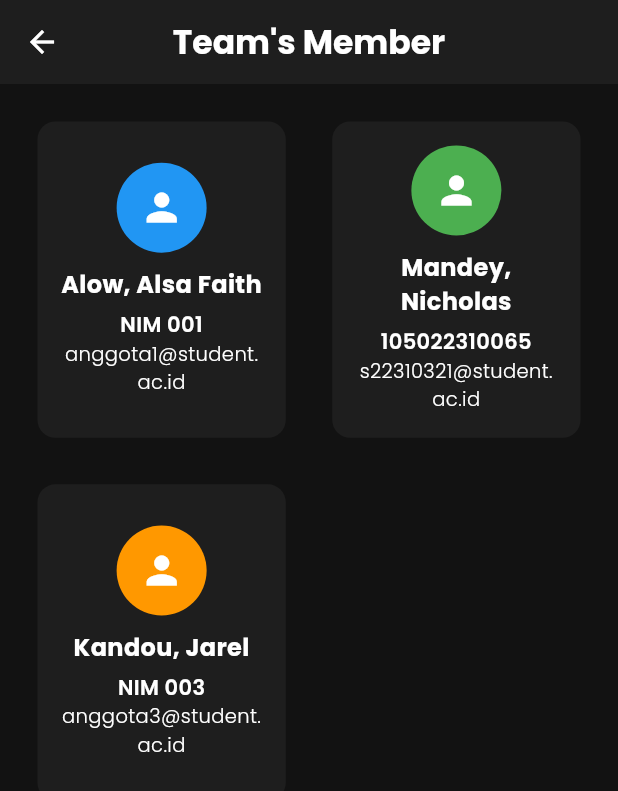
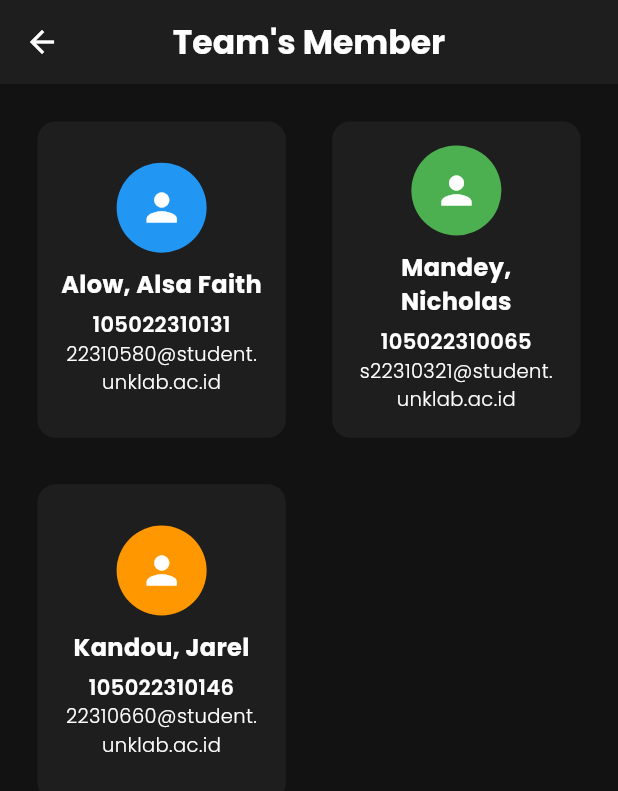
Before and after one commit to nicholas301205/MovieList, a Flutter app: the ContactPage screen opened directly, on a phone screen of 412 x 824 dp. Shown: the top 791 px of the screen. Run offline on Flutter 3.47's test engine with Material 3 defaults, Android fonts, the phone set to English and light mode, and no system bars.

Commit message:
Update in Contact Page

```diff
--- a/lib/pages/contact.dart
+++ b/lib/pages/contact.dart
@@ -26,20 +26,20 @@ class ContactPage extends StatelessWidget {
           children: [
             _buildMemberCard(
               nama: "Alow, Alsa Faith",
-              nim: "NIM 001",
-              email: "anggota1@student.ac.id",
+              nim: "105022310131",
+              email: "22310580@student.unklab.ac.id",
               iconColor: Colors.blue,
             ),
             _buildMemberCard(
               nama: "Mandey, Nicholas",
               nim: "105022310065",
-              email: "s22310321@student.ac.id",
+              email: "s22310321@student.unklab.ac.id",
               iconColor: Colors.green,
             ),
             _buildMemberCard(
               nama: "Kandou, Jarel",
-              nim: "NIM 003",
-              email: "anggota3@student.ac.id",
+              nim: "105022310146",
+              email: "22310660@student.unklab.ac.id",
               iconColor: Colors.orange,
             ),
           ],
--- a/lib/pages/detail.dart
+++ b/lib/pages/detail.dart
@@ -29,7 +29,7 @@ class DetailPage extends StatelessWidget {
           Image.asset(
             img,
             width: double.infinity,
-            height: 560,
+            height: 530,
             fit: BoxFit.cover,
           ),
           Padding(
```
